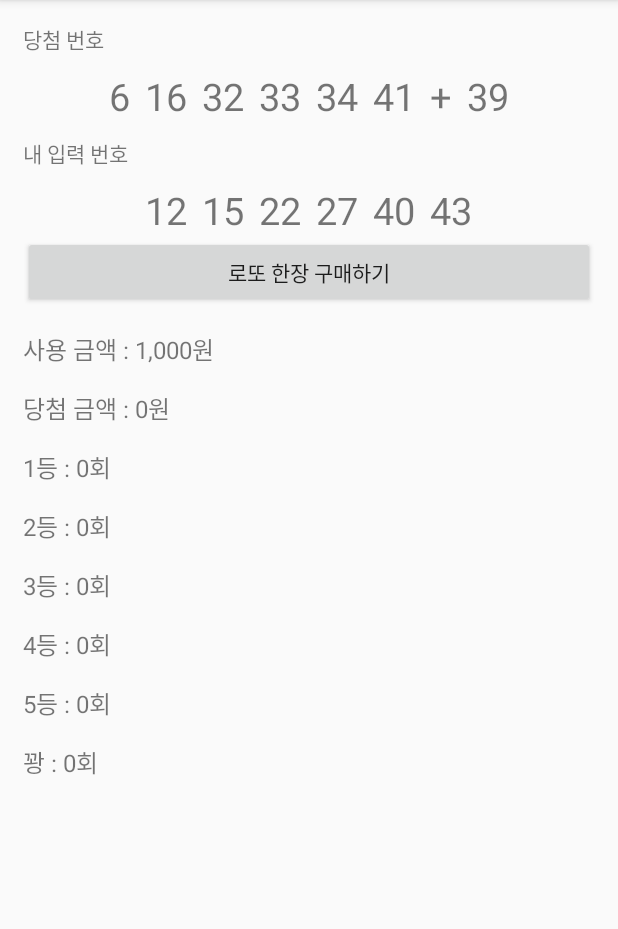
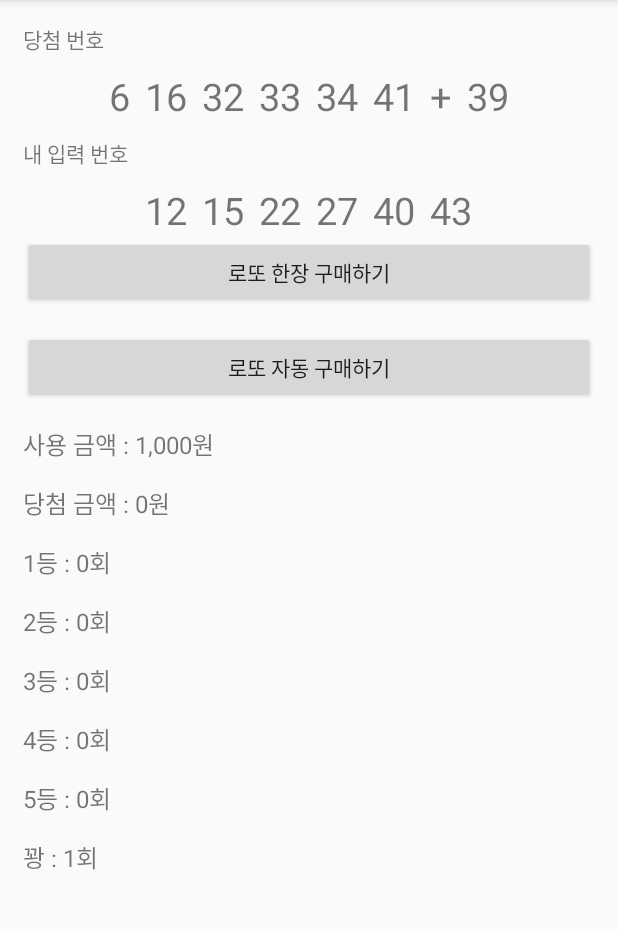
Before and after one commit to seakjh/FinalProject_02_LottoSimulator, an Android app: the screen it shows after launch (MainActivity), after a tap on "로또 한장 구매하기", on a phone screen of 412 x 824 dp, the part 84-1013 px from its top. Run offline under Robolectric (Android 15) with nearby library versions, the phone set to English and light mode, and no system bars; our stand-ins replace data binding.

```diff
--- a/app/src/main/java/com/example/finalproject_02_lottosimulator/MainActivity.java
+++ b/app/src/main/java/com/example/finalproject_02_lottosimulator/MainActivity.java
@@ -43,6 +43,20 @@ public class MainActivity extends BaseActivity{
 
     @Override
     public void setupEvents() {
+
+        binding.buyAutoLottoBtn.setOnClickListener(new View.OnClickListener() {
+            @Override
+            public void onClick(View v) {
+
+                while (useMoneyAmount < 10000000) {
+
+                    makeWinLottoNum();
+                    checkLottoRank();
+
+                }
+
+            }
+        });
 
         binding.buyOneLottoBtn.setOnClickListener(new View.OnClickListener() {
             @Override
@@ -136,6 +150,8 @@ public class MainActivity extends BaseActivity{
 
         binding.useMoneyTxt.setText(String.format("사용 금액 : %,d원", useMoneyAmount));
 
+
+
         int correctCount = 0;
 
         for (int myNum : myLottoNumArr) {
@@ -151,6 +167,7 @@ public class MainActivity extends BaseActivity{
         if (correctCount == 6) {
 //            1등
             winMoneyAmount += 1600000000;
+            firstRankCount++;
         }
         else if (correctCount == 5) {
 //            2등 / 3등 재검사 필요 => 보너스 번호가 맞췄는지 확인
@@ -166,26 +183,38 @@ public class MainActivity extends BaseActivity{
             if (hasBonusNum){
 //                2등
                 winMoneyAmount = 75000000;
+                secondRankCount++;
             }
             else {
 //                3등
                 winMoneyAmount = 1500000;
+                thirdRankCount++;
             }
 
         }
         else if (correctCount == 4) {
 //            4등
             winMoneyAmount += 50000;
+            fourthRankCount++;
         }
         else  if (correctCount == 3) {
 //            5등
             useMoneyAmount -= 5000;
+            fifthRankCount++;
         }
         else  {
 //            꽝
+            noRankCount++;
         }
 
         binding.winMoneyTxt.setText(String.format("당첨 금액 : %,d원", winMoneyAmount));
 
+        binding.firstRankCountTxt.setText(String.format("1등 : %,d회", firstRankCount));
+        binding.secondRankCountTxt.setText(String.format("2등 : %,d회", secondRankCount));
+        binding.thirdRankCountTxt.setText(String.format("3등 : %,d회", thirdRankCount));
+        binding.fourthRankCountTxt.setText(String.format("4등 : %,d회", fourthRankCount));
+        binding.fifthRankCountTxt.setText(String.format("5등 : %,d회", fifthRankCount));
+        binding.noRankCountTxt.setText(String.format("꽝 : %,d회", noRankCount));
+
     }
 }
--- a/app/src/main/res/layout/activity_main.xml
+++ b/app/src/main/res/layout/activity_main.xml
@@ -148,6 +148,13 @@
             android:layout_height="wrap_content"
             android:text="로또 한장 구매하기"/>
 
+        <Button
+            android:id="@+id/buyAutoLottoBtn"
+            android:layout_marginTop="15dp"
+            android:layout_width="match_parent"
+            android:layout_height="wrap_content"
+            android:text="로또 자동 구매하기"/>
+
         <TextView
             android:id="@+id/useMoneyTxt"
             android:layout_width="wrap_content"
```
